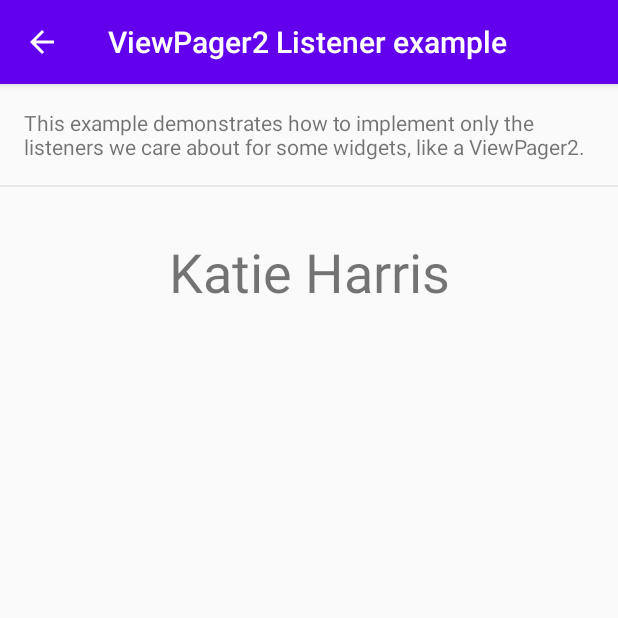
After one commit to zmdominguez/databinding-samples-zh, an Android app: the ViewPager2DemoActivity screen opened directly, with no data from a screen before it, on a phone screen of 412 x 824 dp, the top half of it. The commit adds this screen. Run offline under Robolectric (Android 15) with nearby library versions, the phone set to English and light mode, and no system bars; our stand-ins replace data binding.

Commit message:
ViewPager WIP

```diff
--- a/app/build.gradle
+++ b/app/build.gradle
@@ -43,6 +43,7 @@ dependencies {
     implementation fileTree(dir: "libs", include: ["*.jar"])
     implementation "org.jetbrains.kotlin:kotlin-stdlib:$kotlin_version"
     implementation "androidx.lifecycle:lifecycle-livedata-ktx:2.2.0"
+    implementation 'androidx.viewpager2:viewpager2:1.0.0'
     implementation 'androidx.core:core-ktx:1.2.0'
     implementation 'androidx.appcompat:appcompat:1.1.0'
     implementation 'androidx.constraintlayout:constraintlayout:1.1.3'
--- /dev/null
+++ b/app/src/main/java/dev/zarah/databinding/ViewPager2DemoActivity.kt
@@ -0,0 +1,68 @@
+package dev.zarah.databinding
+
+import android.os.Bundle
+import android.util.Log
+import android.view.LayoutInflater
+import android.view.ViewGroup
+import androidx.appcompat.app.AppCompatActivity
+import androidx.databinding.DataBindingUtil
+import androidx.lifecycle.LiveData
+import androidx.lifecycle.MutableLiveData
+import androidx.recyclerview.widget.RecyclerView
+import androidx.viewpager2.widget.ViewPager2
+import dev.zarah.databinding.databinding.ActivityViewpager2DemoBinding
+import dev.zarah.databinding.databinding.ItemSimplePageBinding
+
+class ViewPager2DemoActivity : AppCompatActivity() {
+
+    override fun onCreate(savedInstanceState: Bundle?) {
+        super.onCreate(savedInstanceState)
+        val binding =
+            DataBindingUtil.setContentView<ActivityViewpager2DemoBinding>(this, R.layout.activity_viewpager2_demo)
+        binding.viewModel = ViewPager2DemoViewModel()
+        binding.lifecycleOwner = this
+
+        setupViewPager(binding.viewpager)
+    }
+
+    private fun setupViewPager(viewpager: ViewPager2) {
+        viewpager.adapter = SimplePagerAdapter()
+
+        /*
+        With the BindingAdapter, registering and unregistering the callback is
+        taken care of.
+        -------
+        viewpager.registerOnPageChangeCallback(object : ViewPager2.OnPageChangeCallback() {
+            override fun onPageSelected(position: Int) {
+                viewModel.onPageSelected(position)
+            }
+        })
+        */
+    }
+
+    class SimplePagerAdapter : RecyclerView.Adapter<SimplePageViewHolder>() {
+        override fun onCreateViewHolder(parent: ViewGroup, viewType: Int): SimplePageViewHolder {
+            val binding = ItemSimplePageBinding.inflate(LayoutInflater.from(parent.context),
+                    parent, false)
+            return SimplePageViewHolder(binding)
+        }
+
+        override fun onBindViewHolder(holder: SimplePageViewHolder, position: Int) {
+            holder.bind(position)
+        }
+
+        override fun getItemCount() = PROFILES.size
+    }
+
+    class SimplePageViewHolder(val binding: ItemSimplePageBinding) : RecyclerView.ViewHolder(binding.root) {
+        fun bind(position: Int) {
+            binding.profile = PROFILES[position]
+        }
+    }
+
+    class ViewPager2DemoViewModel {
+        fun onPageSelected(page: Int) {
+            Log.d("ViewPager2 Demo", "Page selected is $page")
+        }
+    }
+}
--- a/app/src/main/java/dev/zarah/databinding/ViewPagerBinding.kt
+++ b/app/src/main/java/dev/zarah/databinding/ViewPagerBinding.kt
@@ -1,7 +1,3 @@
-/*
- * Copyright (c) 2020 Woolworths. All rights reserved.
- */
-
 package dev.zarah.databinding
 
 import androidx.databinding.BindingAdapter
--- /dev/null
+++ b/app/src/main/res/layout/activity_viewpager2_demo.xml
@@ -0,0 +1,48 @@
+<?xml version="1.0" encoding="utf-8"?>
+<layout xmlns:android="http://schemas.android.com/apk/res/android"
+    xmlns:app="http://schemas.android.com/apk/res-auto">
+
+    <data>
+
+        <variable
+            name="viewModel"
+            type="dev.zarah.databinding.ViewPager2DemoActivity.ViewPager2DemoViewModel" />
+    </data>
+
+    <androidx.constraintlayout.widget.ConstraintLayout
+        android:layout_width="match_parent"
+        android:layout_height="match_parent">
+
+        <TextView
+            android:id="@+id/headline_text"
+            android:layout_width="0dp"
+            android:layout_height="wrap_content"
+            android:padding="16dp"
+            android:text="@string/viewpager2_example_description"
+            app:layout_constraintEnd_toEndOf="parent"
+            app:layout_constraintStart_toStartOf="parent"
+            app:layout_constraintTop_toTopOf="parent" />
+
+        <View
+            android:id="@+id/divider"
+            android:layout_width="0dp"
+            android:layout_height="1dp"
+            android:background="@color/divider"
+            android:layout_marginBottom="16dp"
+            app:layout_constraintBottom_toTopOf="@id/viewpager"
+            app:layout_constraintEnd_toEndOf="parent"
+            app:layout_constraintStart_toStartOf="parent"
+            app:layout_constraintTop_toBottomOf="@id/headline_text" />
+
+        <androidx.viewpager2.widget.ViewPager2
+            android:id="@+id/viewpager"
+            android:layout_width="0dp"
+            android:layout_height="0dp"
+            app:layout_constraintEnd_toEndOf="parent"
+            app:layout_constraintStart_toStartOf="parent"
+            app:layout_constraintTop_toBottomOf="@id/divider"
+            app:layout_constraintBottom_toBottomOf="parent"
+            app:onPageSelected="@{(page) -> viewModel.onPageSelected(page)}"/>
+
+    </androidx.constraintlayout.widget.ConstraintLayout>
+</layout>
--- /dev/null
+++ b/app/src/main/res/layout/item_simple_page.xml
@@ -0,0 +1,28 @@
+<?xml version="1.0" encoding="utf-8"?>
+<layout xmlns:android="http://schemas.android.com/apk/res/android"
+    xmlns:app="http://schemas.android.com/apk/res-auto"
+    xmlns:tools="http://schemas.android.com/tools">
+
+    <data>
+        <variable
+            name="profile"
+            type="dev.zarah.databinding.Profile" />
+
+    </data>
+
+    <FrameLayout
+        android:layout_width="match_parent"
+        android:layout_height="match_parent">
+
+        <TextView
+            android:id="@+id/page_number"
+            android:layout_width="match_parent"
+            android:layout_height="wrap_content"
+            android:gravity="center"
+            android:padding="16dp"
+            android:textSize="36sp"
+            android:text="@{profile.name}"
+            tools:text="14" />
+
+    </FrameLayout>
+</layout>
--- a/app/src/main/res/values/ids.xml
+++ b/app/src/main/res/values/ids.xml
@@ -1,4 +1,5 @@
 <?xml version="1.0" encoding="utf-8"?>
 <resources>
     <item name="pageChangedListener" type="id" />
+    <item name="pageChangeCallback" type="id" />
 </resources>
--- a/app/src/main/res/values/strings.xml
+++ b/app/src/main/res/values/strings.xml
@@ -15,4 +15,8 @@
         but included layouts. This illustrates how we can bind pre-defined values to various
         components of a reusable widget.</string>
     <string name="example_string_formatting">String Formatting and Plurals</string>
+    <string name="viewpager_listener">ViewPager Listener example</string>
+    <string name="viewpager_example_description">This example demonstrates how to implement only the listeners we care about for some widgets, like a ViewPager.</string>
+    <string name="viewpager2_listener">ViewPager2 Listener example</string>
+    <string name="viewpager2_example_description">This example demonstrates how to implement only the listeners we care about for some widgets, like a ViewPager2.</string>
 </resources>
```
Also changed, not shown: app/src/main/AndroidManifest.xml (+9 -0 lines), app/src/main/java/dev/zarah/databinding/MainActivity.kt (+8 -0 lines), app/src/main/java/dev/zarah/databinding/ViewPager2Binding.kt (added, +52 -0 lines), app/src/main/java/dev/zarah/databinding/ViewPagerDemoActivity.kt (added, +79 -0 lines), app/src/main/res/layout/activity_main.xml (+12 -0 lines), app/src/main/res/layout/activity_viewpager_demo.xml (added, +48 -0 lines).
